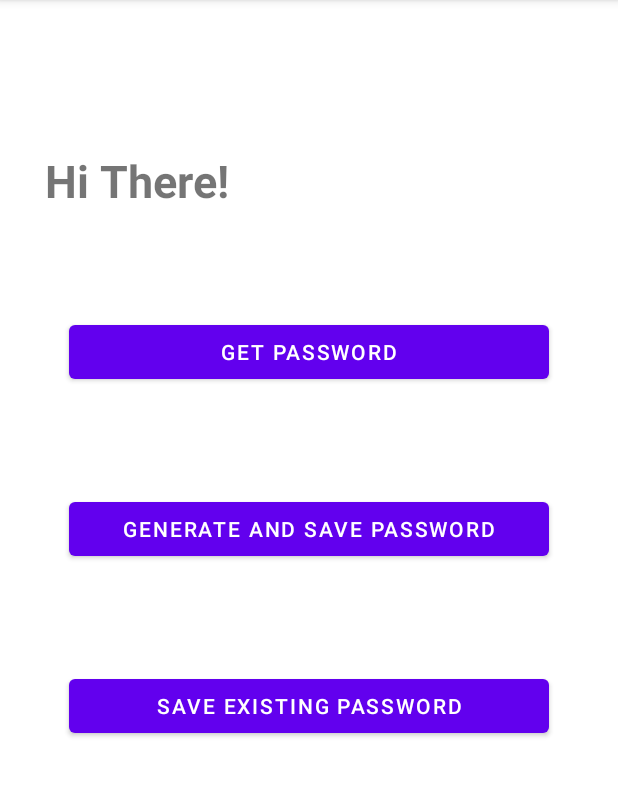
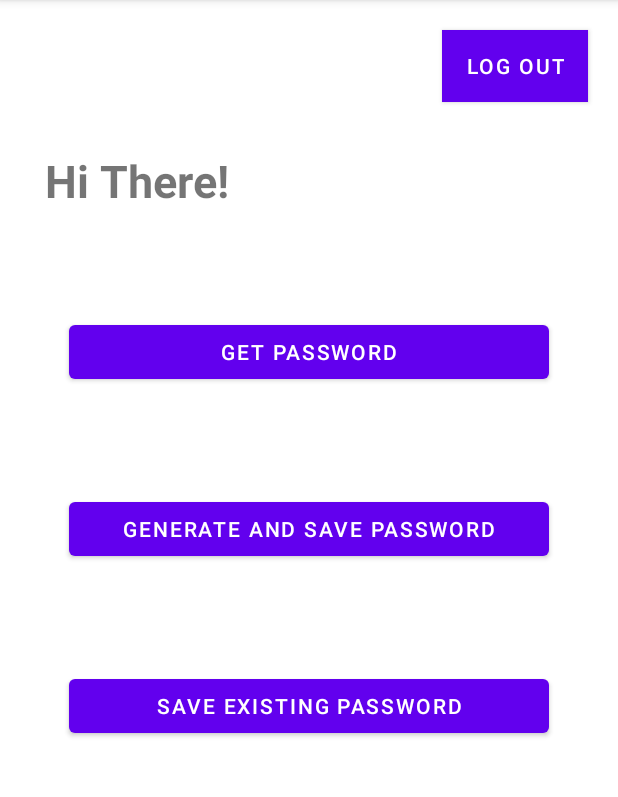
Before and after one commit to pranshu-chandra/Vault-e-PasswordManager, an Android app: the MainActivity screen opened directly, with no data from a screen before it, on a phone screen of 412 x 824 dp, the part 84-881 px from its top. Run offline under Robolectric (Android 15) with nearby library versions, the phone set to English and light mode, and no system bars.

```diff
--- a/app/src/main/java/com/example/passwordmanager/LoginActivity.kt
+++ b/app/src/main/java/com/example/passwordmanager/LoginActivity.kt
@@ -3,10 +3,12 @@ package com.example.passwordmanager
 import android.app.KeyguardManager
 import android.content.Context
 import android.content.Intent
+import android.content.SharedPreferences
 import android.os.Build
 import android.os.Bundle
 import android.view.View
 import android.widget.Button
+import android.widget.EditText
 import android.widget.Toast
 import androidx.appcompat.app.AppCompatActivity
 import androidx.biometric.BiometricManager
@@ -23,6 +25,7 @@ class LoginActivity : AppCompatActivity() {
     private lateinit var biometricPrompt: BiometricPrompt
     private lateinit var promptInfo: BiometricPrompt.PromptInfo
  //   private val km = getSystemService(Context.KEYGUARD_SERVICE) as KeyguardManager
+
 
 
     override fun onCreate(savedInstanceState: Bundle?) {
@@ -71,7 +74,10 @@ class LoginActivity : AppCompatActivity() {
 
     }
 
+
     fun toMainActivity(view: View) {
+
+
         biometricPrompt.authenticate(promptInfo)
 
     }
--- a/app/src/main/res/layout/activity_login.xml
+++ b/app/src/main/res/layout/activity_login.xml
@@ -48,7 +48,7 @@
         tools:layout_editor_absoluteX="185dp"
         tools:layout_editor_absoluteY="124dp" />
     <EditText
-        android:id="@+id/editTextTextPassword"
+        android:id="@+id/TextPassword"
         android:layout_width="wrap_content"
         android:layout_height="wrap_content"
         android:ems="15"
@@ -62,7 +62,7 @@
         android:layout_width="wrap_content"
         android:layout_height="wrap_content"
         android:id="@+id/Login"
-        app:layout_constraintTop_toBottomOf="@id/editTextTextPassword"
+        app:layout_constraintTop_toBottomOf="@id/TextPassword"
         app:layout_constraintLeft_toLeftOf="parent"
         app:layout_constraintRight_toRightOf="parent"
         android:layout_marginTop="20dp"
--- a/app/src/main/res/layout/activity_main.xml
+++ b/app/src/main/res/layout/activity_main.xml
@@ -56,6 +56,18 @@
         android:onClick="Existing"
         />
 
+    <Button
+        android:layout_width="wrap_content"
+        android:layout_height="wrap_content"
+        app:layout_constraintEnd_toEndOf="parent"
+        app:layout_constraintTop_toTopOf="parent"
+        android:background="@color/teal_700"
+        android:layout_marginTop="20dp"
+        android:layout_marginEnd="20dp"
+        android:text="Log Out"
+        android:onClick="Log"
+
+        />
 
 
 </androidx.constraintlayout.widget.ConstraintLayout>
--- a/build.gradle
+++ b/build.gradle
@@ -6,7 +6,7 @@ buildscript {
         mavenCentral()
     }
     dependencies {
-        classpath 'com.android.tools.build:gradle:4.1.2'
+        classpath 'com.android.tools.build:gradle:4.2.1'
         classpath "org.jetbrains.kotlin:kotlin-gradle-plugin:$kotlin_version"
 
         // NOTE: Do not place your application dependencies here; they belong
```
Also changed, not shown: app/src/main/AndroidManifest.xml (+8 -6 lines), app/src/main/java/com/example/passwordmanager/MainActivity.kt (+11 -0 lines), app/src/main/java/com/example/passwordmanager/RegistrationActivity.kt (+15 -3 lines), app/src/main/java/com/example/passwordmanager/SplashScreen.kt (added, +40 -0 lines), app/src/main/res/layout/splashscreen.xml (added, +25 -0 lines).
